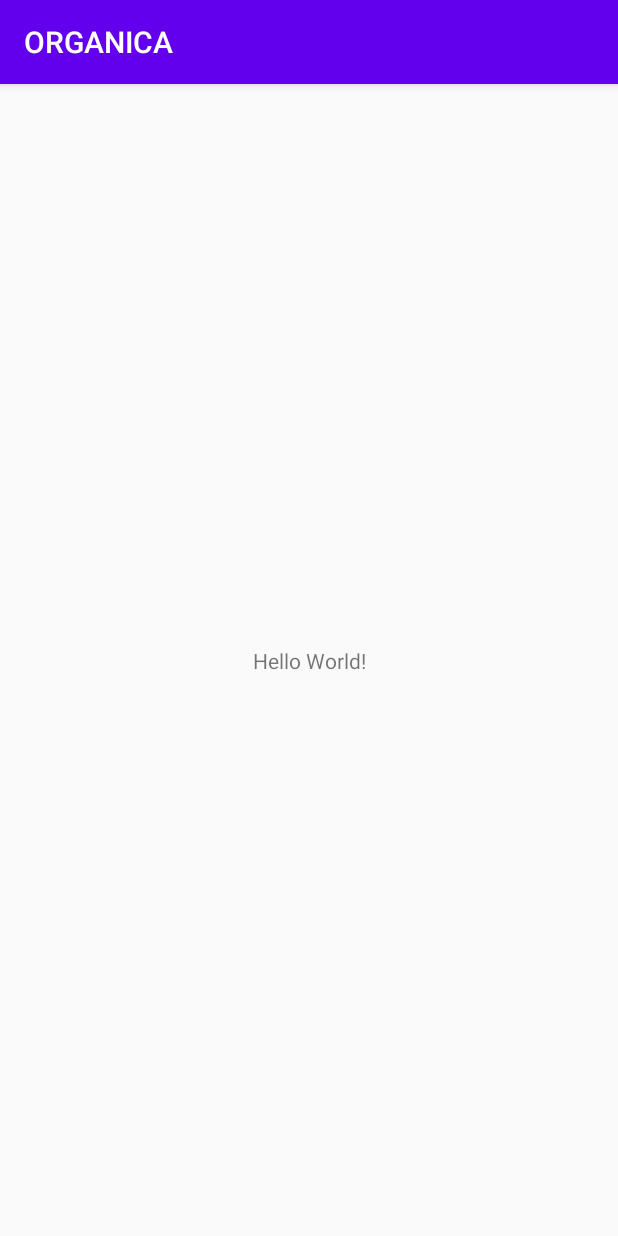
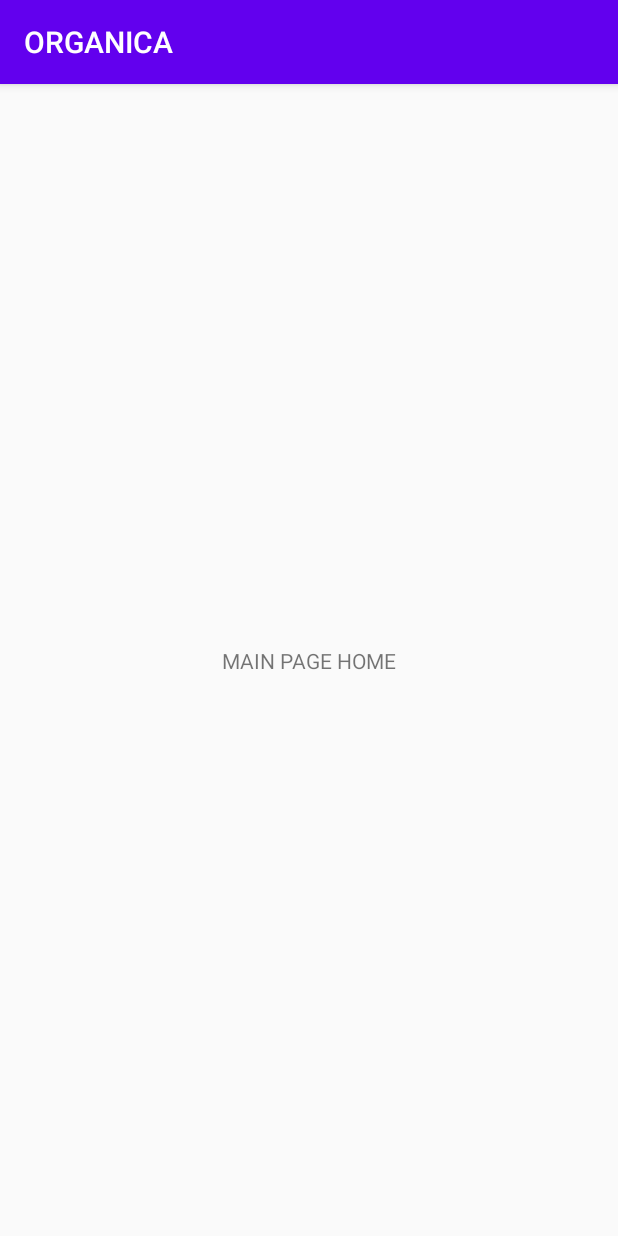
Before and after one commit to Sripranav-m/ORGANICA, an Android app: the screen it shows after launch (MainActivity), on a phone screen of 412 x 824 dp. Run offline under Robolectric (Android 15) with nearby library versions, the phone set to English and light mode, and no system bars.

Commit message:
Initial test sripranav commit

```diff
--- a/app/src/main/res/layout/activity_main.xml
+++ b/app/src/main/res/layout/activity_main.xml
@@ -9,7 +9,7 @@
     <TextView
         android:layout_width="wrap_content"
         android:layout_height="wrap_content"
-        android:text="Hello World!"
+        android:text="MAIN PAGE HOME"
         app:layout_constraintBottom_toBottomOf="parent"
         app:layout_constraintLeft_toLeftOf="parent"
         app:layout_constraintRight_toRightOf="parent"
```
